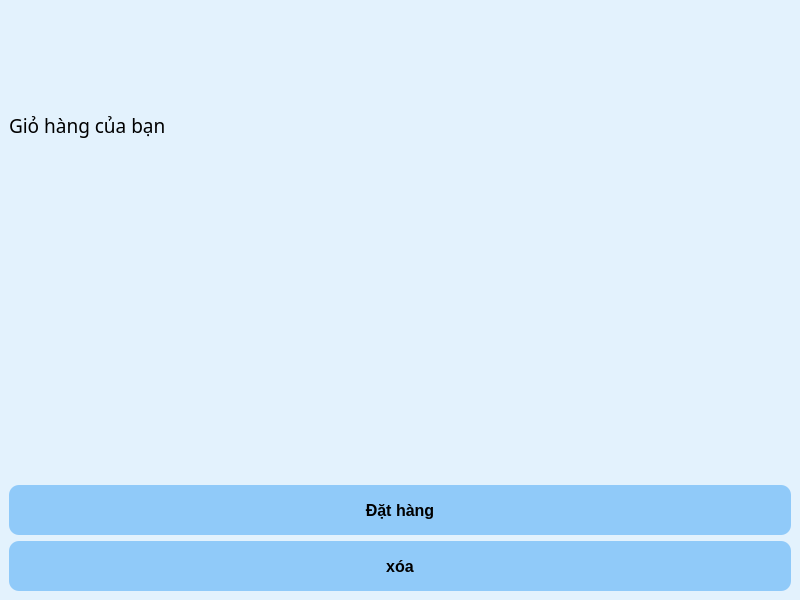
Before: the Qt Designer form ui/giohang.ui in chaunamthong2015-ui/PTA39-SPCK, drawn with Qt 5.
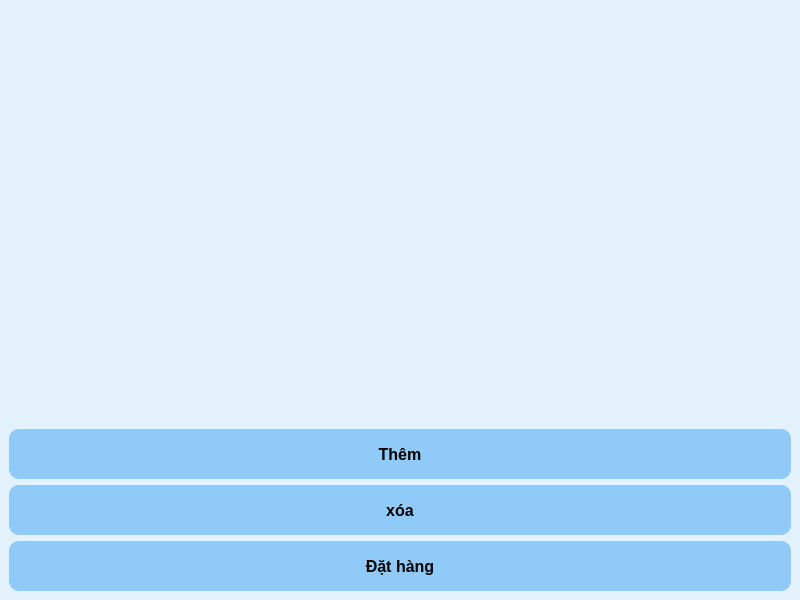
After: the same form once the commit is applied.

```diff
--- a/ui/giohang.ui
+++ b/ui/giohang.ui
@@ -49,24 +49,7 @@
    </property>
    <layout class="QVBoxLayout" name="verticalLayout">
     <item>
-     <widget class="QLabel" name="label_3">
-      <property name="font">
-       <font>
-        <family>Arial Black</family>
-        <pointsize>14</pointsize>
-       </font>
-      </property>
-      <property name="text">
-       <string>Giỏ hàng của bạn</string>
-      </property>
-     </widget>
-    </item>
-    <item>
-     <widget class="QLabel" name="label">
-      <property name="text">
-       <string/>
-      </property>
-     </widget>
+     <widget class="QWidget" name="widget" native="true"/>
     </item>
     <item>
      <widget class="QPushButton" name="dathang_1">
@@ -78,7 +61,7 @@
        </font>
       </property>
       <property name="text">
-       <string>Đặt hàng</string>
+       <string>Thêm</string>
       </property>
      </widget>
     </item>
@@ -96,6 +79,20 @@
       </property>
      </widget>
     </item>
+    <item>
+     <widget class="QPushButton" name="dathang_2">
+      <property name="font">
+       <font>
+        <pointsize>-1</pointsize>
+        <weight>87</weight>
+        <bold>true</bold>
+       </font>
+      </property>
+      <property name="text">
+       <string>Đặt hàng</string>
+      </property>
+     </widget>
+    </item>
    </layout>
   </widget>
  </widget>
```
